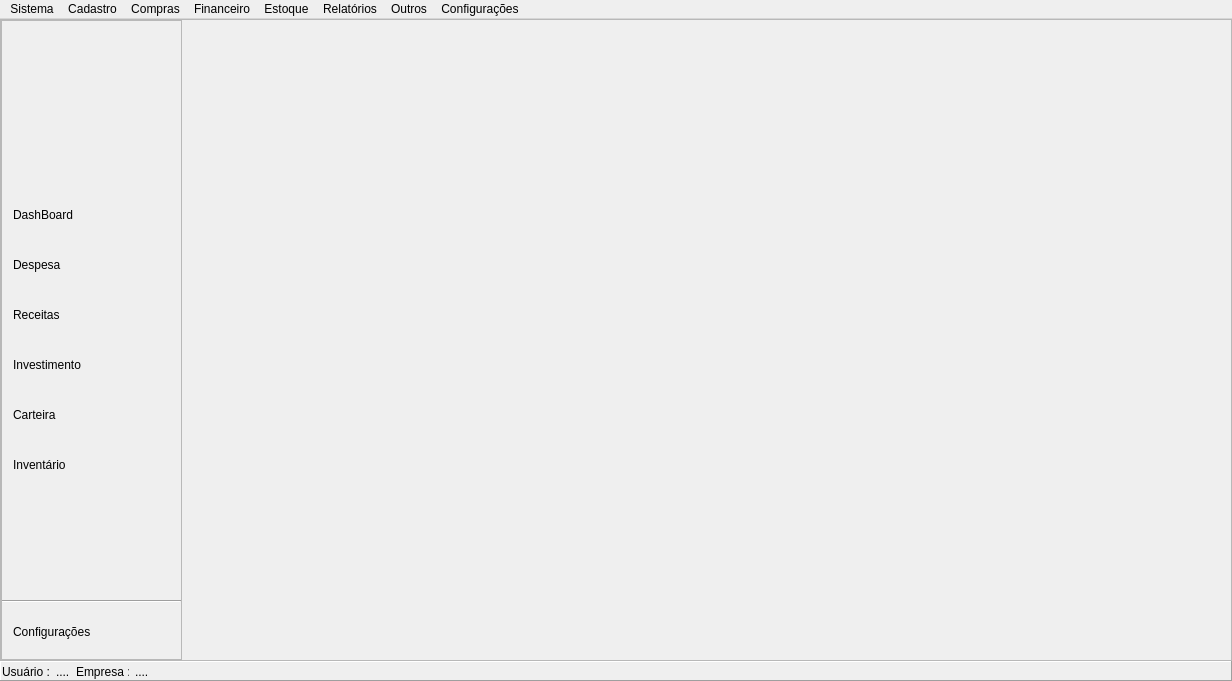
First picture: the form in ui/MainWindow.ui, repository Locked666/My-Finance-QtDesigner, before the edit.
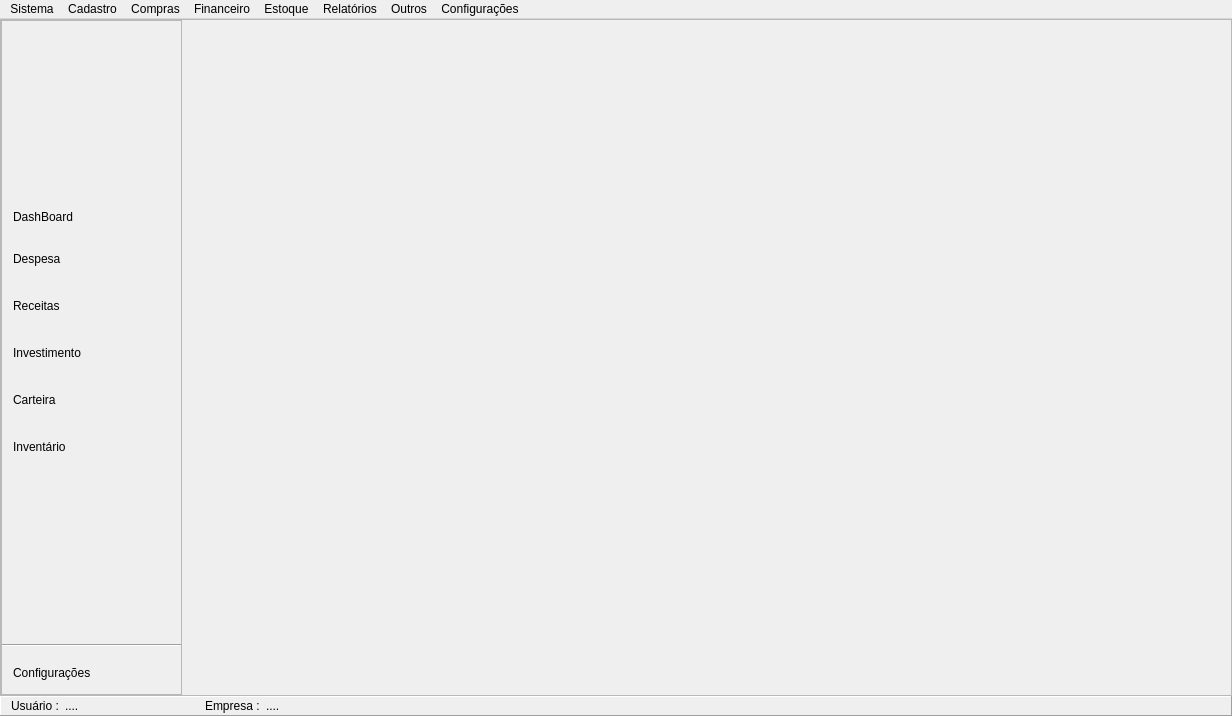
Second picture: the form after the edit. Icons and pictures are not drawn.

Patch:
```diff
--- a/ui/MainWindow.ui
+++ b/ui/MainWindow.ui
@@ -10,7 +10,7 @@
     <x>0</x>
     <y>0</y>
     <width>1232</width>
-    <height>681</height>
+    <height>716</height>
    </rect>
   </property>
   <property name="windowTitle">
@@ -106,20 +106,20 @@
          </property>
          <layout class="QVBoxLayout" name="verticalLayout">
           <property name="spacing">
-           <number>9</number>
-          </property>
-          <property name="leftMargin">
-           <number>0</number>
-          </property>
-          <property name="topMargin">
-           <number>0</number>
-          </property>
-          <property name="rightMargin">
-           <number>0</number>
-          </property>
-          <property name="bottomMargin">
            <number>6</number>
           </property>
+          <property name="leftMargin">
+           <number>0</number>
+          </property>
+          <property name="topMargin">
+           <number>0</number>
+          </property>
+          <property name="rightMargin">
+           <number>0</number>
+          </property>
+          <property name="bottomMargin">
+           <number>0</number>
+          </property>
           <item>
            <widget class="QFrame" name="frame_2">
             <property name="minimumSize">
@@ -199,7 +199,8 @@
              <bool>false</bool>
             </property>
             <property name="styleSheet">
-             <string notr="true">padding-left: 10px;</string>
+             <string notr="true">padding-left: 10px;
+padding-top: 10px;</string>
             </property>
             <property name="text">
              <string>DashBoard</string>
@@ -648,16 +649,19 @@
       <property name="frameShadow">
        <enum>QFrame::Raised</enum>
       </property>
-      <widget class="QWidget" name="layoutWidget">
-       <property name="geometry">
-        <rect>
-         <x>2</x>
-         <y>2</y>
-         <width>147</width>
-         <height>17</height>
-        </rect>
-       </property>
        <layout class="QHBoxLayout" name="horizontalLayout_4">
+       <property name="leftMargin">
+        <number>10</number>
+       </property>
+       <property name="topMargin">
+        <number>0</number>
+       </property>
+       <property name="rightMargin">
+        <number>0</number>
+       </property>
+       <property name="bottomMargin">
+        <number>0</number>
+       </property>
         <item>
          <layout class="QHBoxLayout" name="horizontalLayout_2">
           <item>
@@ -669,6 +673,12 @@
           </item>
           <item>
            <widget class="QLabel" name="lbl_user_conect">
+           <property name="sizePolicy">
+            <sizepolicy hsizetype="MinimumExpanding" vsizetype="Preferred">
+             <horstretch>0</horstretch>
+             <verstretch>0</verstretch>
+            </sizepolicy>
+           </property>
             <property name="text">
              <string>....</string>
             </property>
@@ -687,6 +697,12 @@
           </item>
           <item>
            <widget class="QLabel" name="lbl_empresa_conect">
+           <property name="sizePolicy">
+            <sizepolicy hsizetype="MinimumExpanding" vsizetype="Preferred">
+             <horstretch>0</horstretch>
+             <verstretch>0</verstretch>
+            </sizepolicy>
+           </property>
             <property name="text">
              <string>....</string>
             </property>
@@ -694,8 +710,20 @@
           </item>
          </layout>
         </item>
-       </layout>
-      </widget>
+       <item>
+        <spacer name="horizontalSpacer">
+         <property name="orientation">
+          <enum>Qt::Horizontal</enum>
+         </property>
+         <property name="sizeHint" stdset="0">
+          <size>
+           <width>838</width>
+           <height>15</height>
+          </size>
+         </property>
+        </spacer>
+       </item>
+      </layout>
      </widget>
     </item>
    </layout>
```
Left out of the diff: 2 changed lines with no effect on the pictures. Lines whose indentation alone changed are shown as unchanged.
